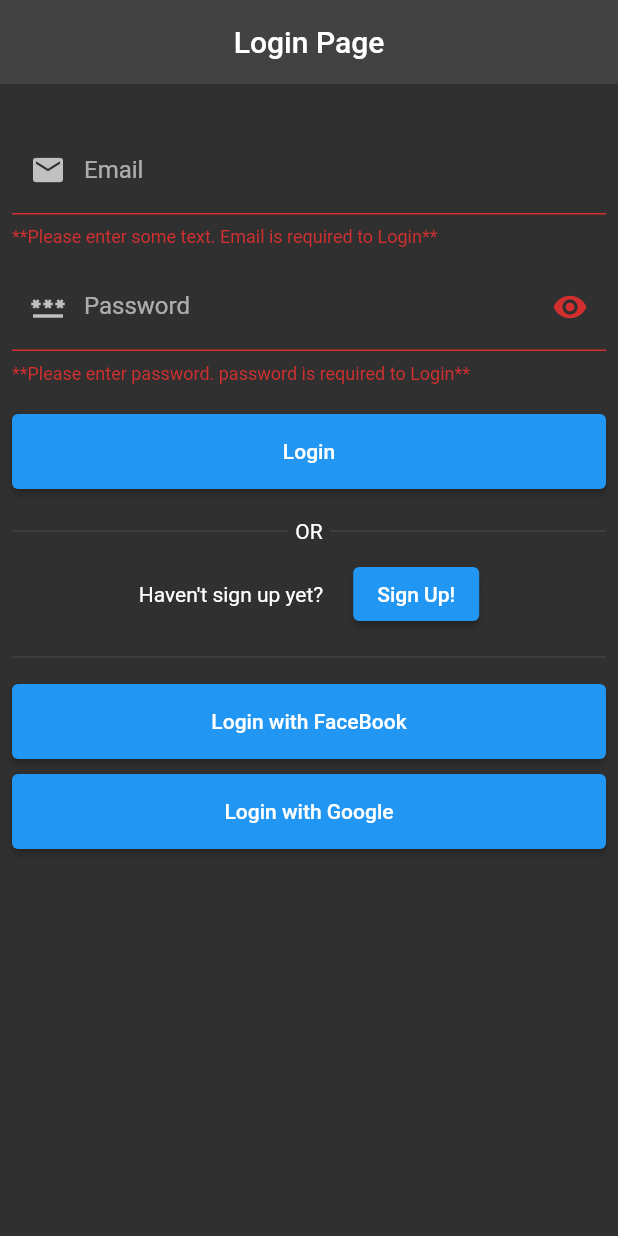
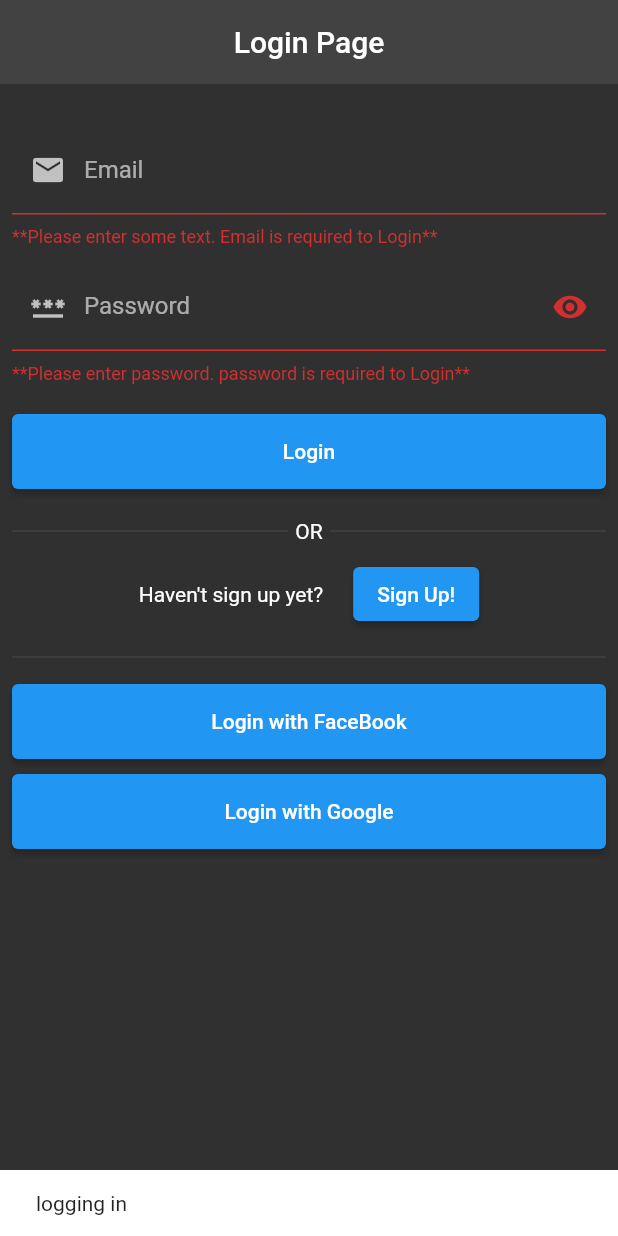
Before and after one commit to praveen1082/rentapp, a Flutter app: the screen it shows after launch, after a tap on "Login", on a phone screen of 412 x 824 dp. Run offline on Flutter 3.47's test engine with Material 2 defaults, Android fonts, the phone set to English and light mode, and no system bars; our stand-ins replace dio; network calls fail.

Commit message:
Working on api of login page

```diff
--- a/lib/apiservice.dart
+++ b/lib/apiservice.dart
@@ -89,13 +89,13 @@
       //LoginModel u = new LoginModel();
       // u.username = username;
       // u.password = password;
-      var response = await dio
-          .post('/api/user', data: {'email': username, 'password': password});
+      var response = await dio.post('/api/user/login',
+          data: {'email': username, 'password': password});
       if (response.statusCode != 200) {
         return false;
       } else {
         var data = response.data;
-        if (data.message == "successfully logged in") {
+        if (data.message == "Success") {
           return true;
         }
       }
--- a/lib/loginpage.dart
+++ b/lib/loginpage.dart
@@ -1,4 +1,5 @@
 import 'package:flutter/material.dart';
+import 'package:rentapp/apiservice.dart';
 import 'package:rentapp/constants.dart';
 import 'package:rentapp/registerpage.dart';
 
@@ -11,6 +12,23 @@
 }
 
 class _LoginPageState extends State<LoginPage> {
+  ApiService service = ApiService();
+  TextEditingController usernameController = TextEditingController();
+  TextEditingController passwordcontroller = TextEditingController();
+  @override
+  void initState() {
+    super.initState();
+
+    service = ApiService();
+  }
+
+  @override
+  void dispose() {
+    super.dispose();
+    usernameController.dispose();
+    passwordcontroller.dispose();
+  }
+
   final _formKey = GlobalKey<FormState>();
   var passwordvisibilityicon = Constants.visibilityIcon;
 
@@ -33,6 +51,7 @@
             children: [
               Constants.bigSizedBoxHorizontal,
               TextFormField(
+                controller: usernameController,
                 decoration: const InputDecoration(
                     labelText: Constants.emaillabeltext,
                     prefixIcon: Constants.emailIconLoginPage),
@@ -45,6 +64,7 @@
               ),
               Constants.smallSizedBoxHorizontal,
               TextFormField(
+                controller: passwordcontroller,
                 obscureText: !passwordIsVisible,
                 decoration: InputDecoration(
                     suffixIcon: IconButton(
@@ -72,7 +92,30 @@
                 height: Constants.buttonContainerHeight,
                 child: ElevatedButton(
                   onPressed: () {
-                    if (_formKey.currentState!.validate()) {}
+                    if (!_formKey.currentState!.validate()) {
+                      final snackBar = SnackBar(
+                        content: Text("logging in"),
+                        duration: Duration(seconds: 2),
+                      );
+                      ScaffoldMessenger.of(context).showSnackBar(snackBar);
+                    }
+                    service
+                        .login(usernameController.text, passwordcontroller.text)
+                        .then((value) {
+                      if (value) {
+                        Navigator.push(
+                            context,
+                            MaterialPageRoute(
+                                builder: (context) =>
+                                    RegisterPage(title: "Register Page")));
+                      } else {
+                        final snackBar = SnackBar(
+                          content: Text("Cannot login"),
+                          duration: Duration(seconds: 2),
+                        );
+                        ScaffoldMessenger.of(context).showSnackBar(snackBar);
+                      }
+                    });
                   },
                   child: Constants.loginButtonText,
                 ),
```
